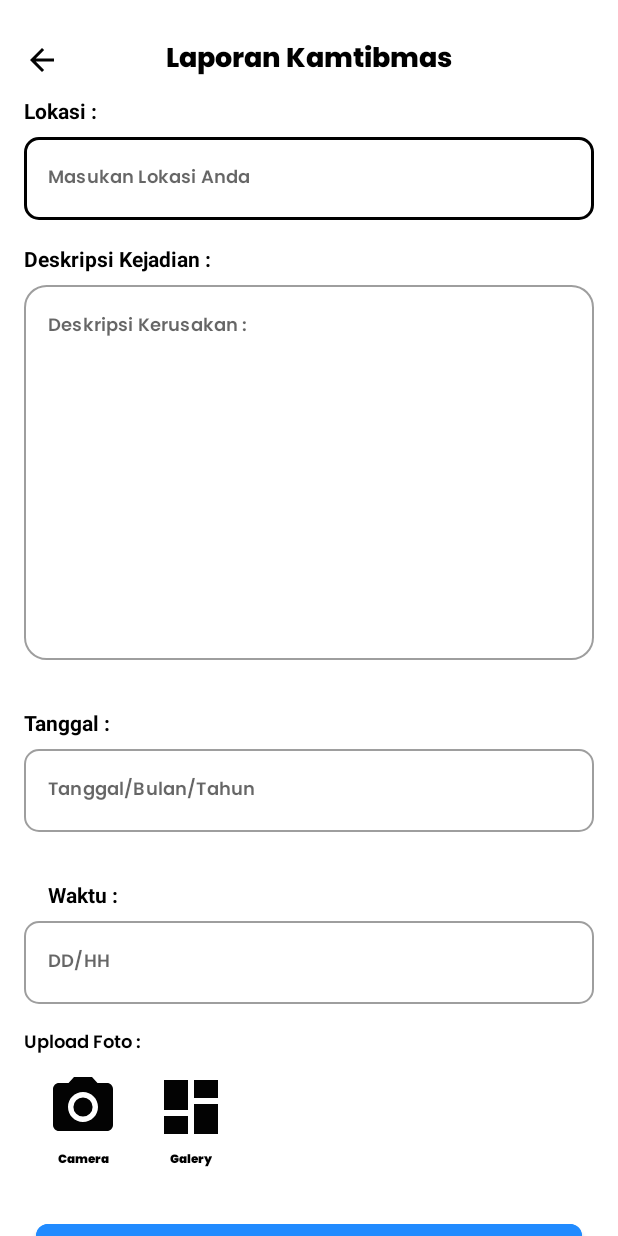
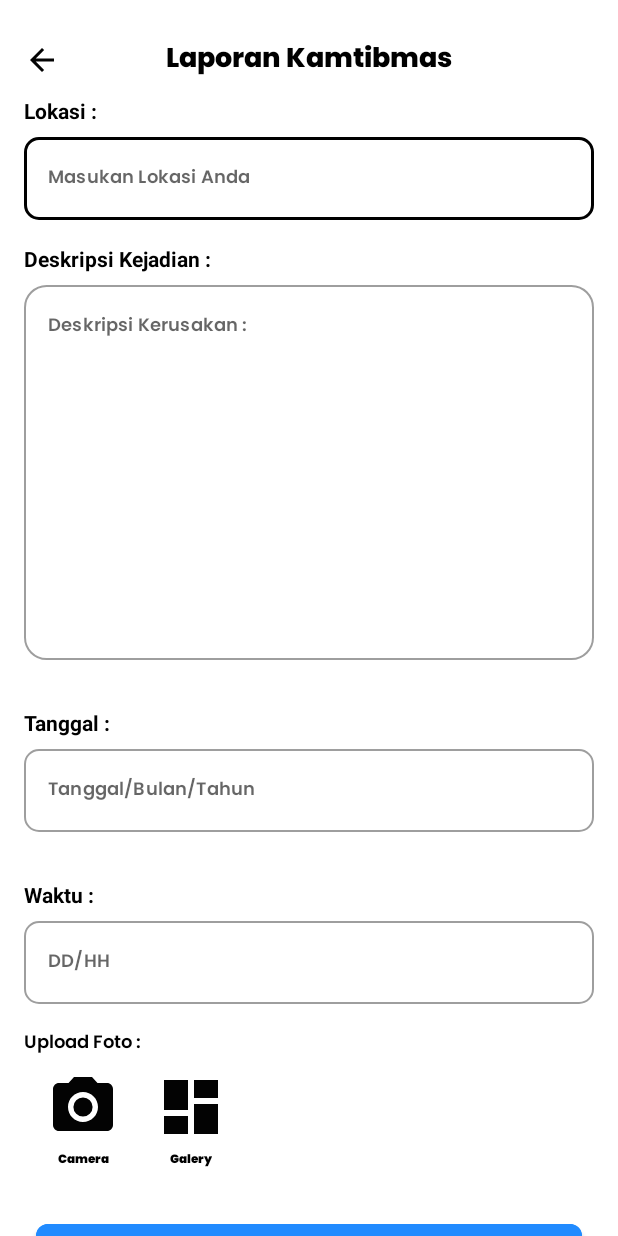
Before and after one commit to adityaahmadugraha/AppsATIPadang, an Android app: the ActivityKamtibmas screen opened directly, with no data from a screen before it, on a phone screen of 412 x 824 dp. Run offline under Robolectric (Android 15) with nearby library versions, the phone set to English and light mode, and no system bars; our stand-ins replace Dagger/Hilt's generated code; pictures from the network do not load.

Commit message:
edit layout kamtibmas

```diff
--- a/app/src/main/res/layout/activity_kamtibmas.xml
+++ b/app/src/main/res/layout/activity_kamtibmas.xml
@@ -184,7 +184,6 @@
                 android:id="@+id/txt_waktu_kamtimas"
                 android:layout_width="wrap_content"
                 android:layout_height="wrap_content"
-                android:layout_marginStart="16dp"
                 android:layout_marginTop="32dp"
                 android:text="Waktu :"
                 android:textColor="@color/black"
```
